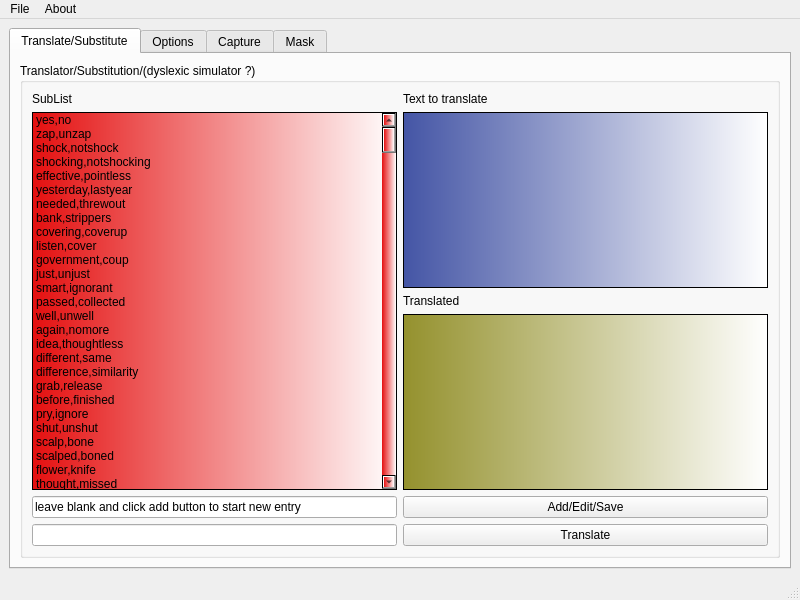
Qt form mainwindow.ui (netpipe/RightHand) before a commit.
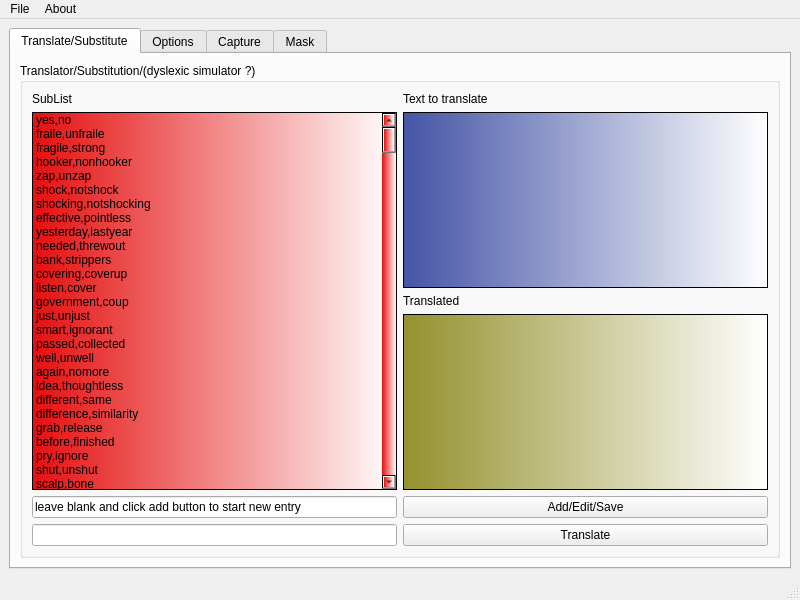
The same form after that commit.

```diff
--- a/mainwindow.ui
+++ b/mainwindow.ui
@@ -106,6 +106,21 @@
                <string>yes,no</string>
               </property>
              </item>
+             <item>
+              <property name="text">
+               <string>fraile,unfraile</string>
+              </property>
+             </item>
+             <item>
+              <property name="text">
+               <string>fragile,strong</string>
+              </property>
+             </item>
+             <item>
+              <property name="text">
+               <string>hooker,nonhooker</string>
+              </property>
+             </item>
              <item>
               <property name="text">
                <string>zap,unzap</string>
```
